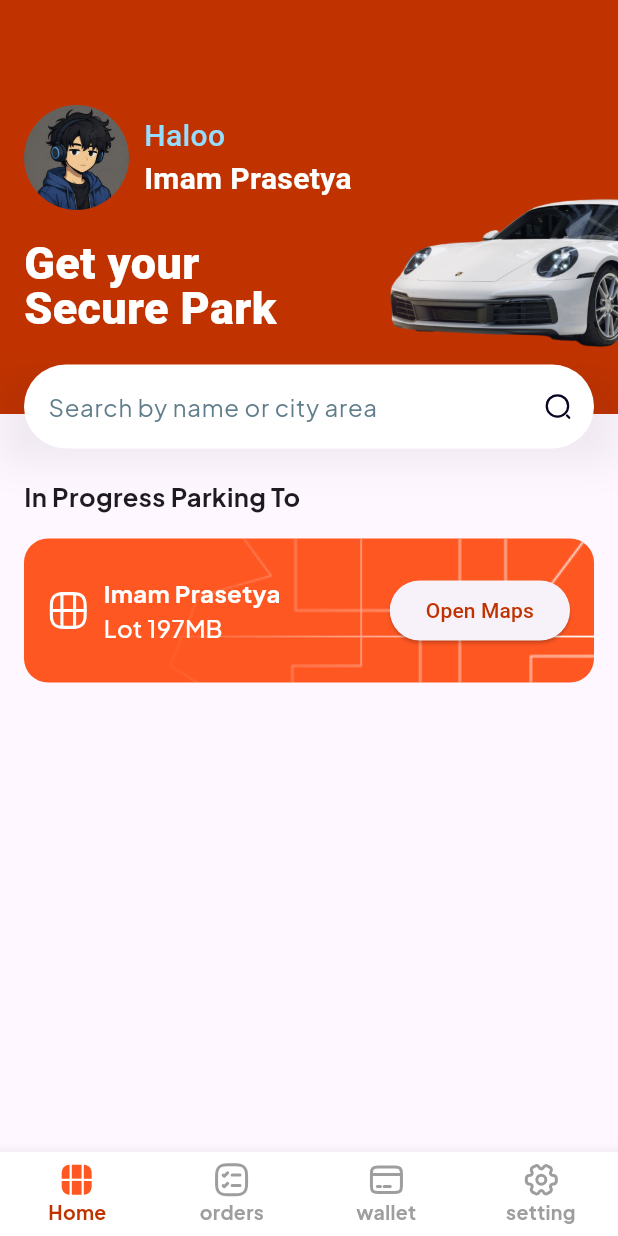
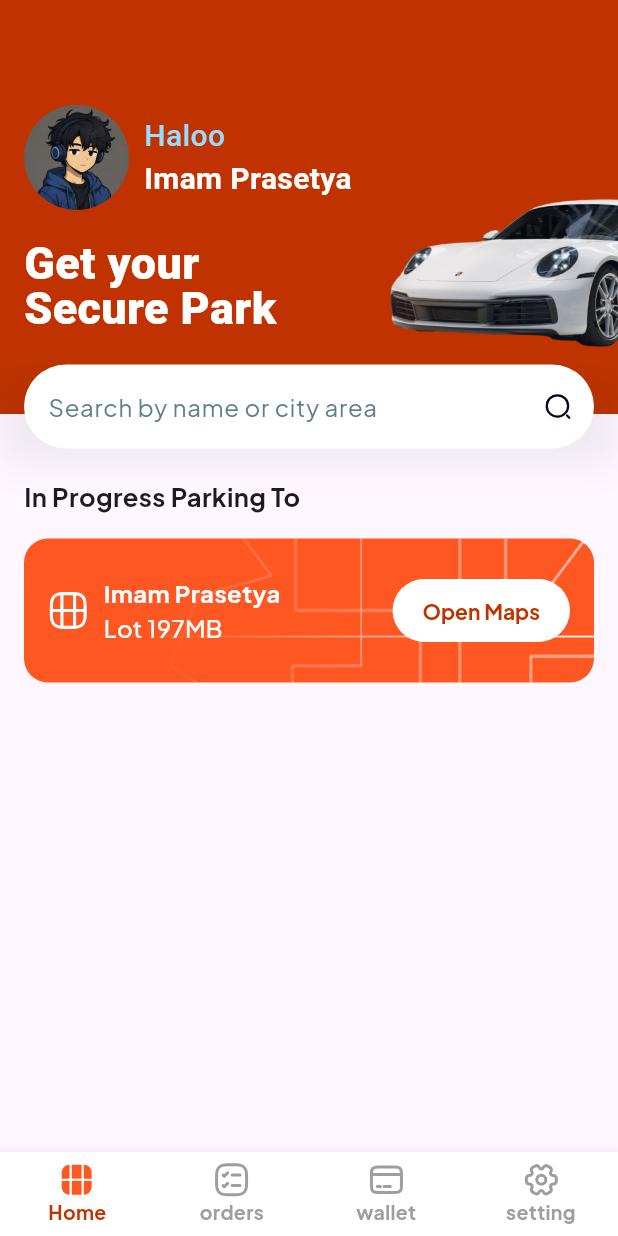
Before and after one commit to imamprasetya/parkcar, a Flutter app: the screen it shows after launch, on a phone screen of 412 x 824 dp. Run offline on Flutter 3.47's test engine with Material 3 defaults, Android fonts, the phone set to English and light mode, and no system bars; our stand-ins replace flutter_svg, google_fonts.

Commit message:
button widget

```diff
--- a/lib/widgets/button_widget.dart
+++ b/lib/widgets/button_widget.dart
@@ -1,4 +1,5 @@
 import 'package:flutter/material.dart';
+import 'package:google_fonts/google_fonts.dart';
 import 'package:parkcar/theme/app_pallete.dart';
 
 class ButtonWidget extends StatelessWidget {
@@ -9,7 +10,17 @@ class ButtonWidget extends StatelessWidget {
     return ElevatedButton(
       onPressed: () {},
       style: ElevatedButton.styleFrom(
+        elevation: 0,
+        backgroundColor: AppPallete.white,
         foregroundColor: AppPallete.colorPrimaryDark,
+        padding: const EdgeInsets.symmetric(
+          horizontal: 20,
+          vertical: 12,
+        ),
+        textStyle: GoogleFonts.plusJakartaSans(
+          fontSize: 14,
+          fontWeight: FontWeight.bold,
+        ),
       ),
       child: Text("Open Maps"),
     );
```
